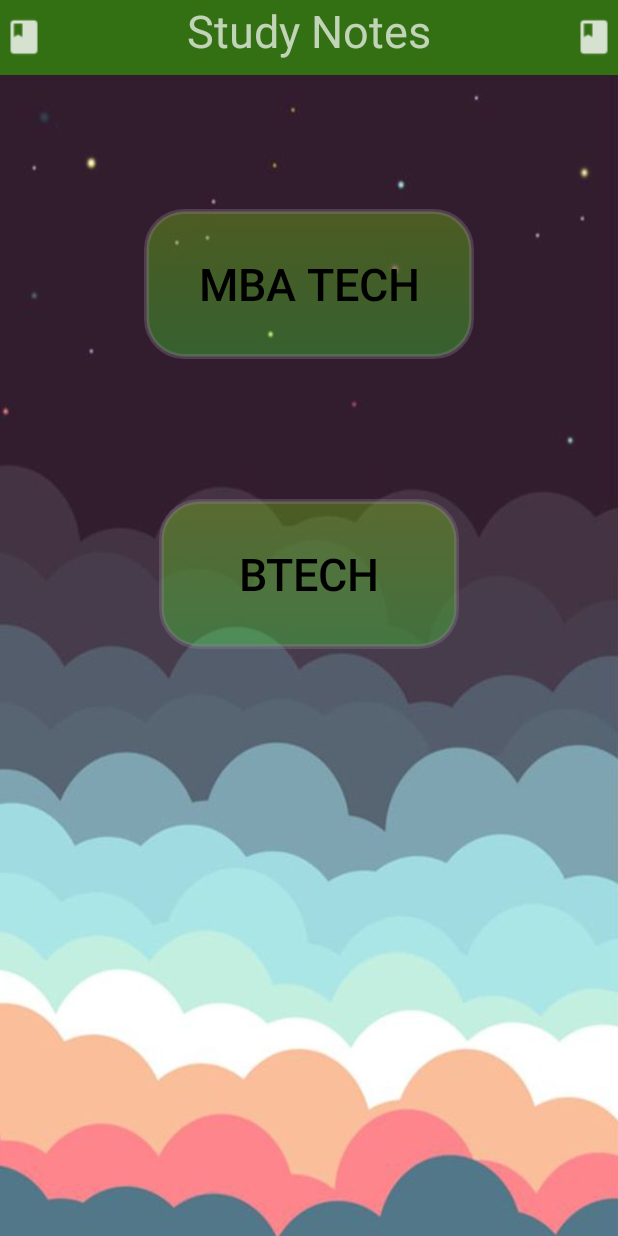
After one commit to iamAvnishSharma/Brightv2, an Android app: the Main2Activity screen opened directly, with no data from a screen before it, on a phone screen of 412 x 824 dp. The commit adds this screen. Run offline under Robolectric (Android 15) with nearby library versions, the phone set to English and light mode, and no system bars.

Commit message:
new notes

```diff
--- a/app/src/main/AndroidManifest.xml
+++ b/app/src/main/AndroidManifest.xml
@@ -25,7 +25,11 @@
         <activity android:name=".Admin" />
         <activity android:name=".Register" />
         <activity android:name=".Feeds" />
-        <activity android:name=".AddFeeds"></activity>
+        <activity android:name=".AddFeeds" />
+        <activity android:name=".Main2Activity" />
+        <activity android:name=".Main3Activity" />
+        <activity android:name=".Main4Activity" />
+        <activity android:name=".Main5Activity"></activity>
     </application>
 
 </manifest>
--- /dev/null
+++ b/app/src/main/java/in/bright/avnish/Main2Activity.java
@@ -0,0 +1,32 @@
+package in.bright.avnish;
+
+import android.content.Intent;
+import android.support.v7.app.AppCompatActivity;
+import android.os.Bundle;
+import android.view.View;
+
+public class Main2Activity extends AppCompatActivity {
+
+    @Override
+    protected void onCreate(Bundle savedInstanceState) {
+        super.onCreate(savedInstanceState);
+        setContentView(R.layout.activity_main2);
+
+
+        findViewById(R.id.mba).setOnClickListener(new View.OnClickListener() {
+            @Override
+            public void onClick(View view) {
+
+                startActivity(new Intent(getApplicationContext(), Main3Activity.class));
+            }
+        });
+
+        findViewById(R.id.btech).setOnClickListener(new View.OnClickListener() {
+            @Override
+            public void onClick(View view) {
+
+                startActivity(new Intent(getApplicationContext(), Main4Activity.class));
+            }
+        });
+    }
+}
--- /dev/null
+++ b/app/src/main/res/drawable/button3.xml
@@ -0,0 +1,46 @@
+<?xml version="1.0" encoding="utf-8"?>
+<selector xmlns:android="http://schemas.android.com/apk/res/android">
+    <item android:state_pressed="true">
+
+        <shape>
+
+            <stroke android:width="3dp" android:color="#5112330D" />
+
+
+
+            <padding android:bottom="2dp" android:left="2dp" android:right="2dp" android:top="2dp" />
+
+
+
+            <corners android:bottomLeftRadius="25dp"    android:bottomRightRadius="25dp" android:topLeftRadius="25dp" android:topRightRadius="25dp" />
+
+
+
+            <gradient android:angle="270" android:endColor="#33d964" android:startColor="#0b491e" />
+
+        </shape></item>
+
+    <!-- pressed -->
+
+    <item android:state_enabled="true"><shape>
+
+        <stroke android:width="3dp" android:color="#51957E9B" />
+
+
+
+        <padding android:bottom="2dp" android:left="2dp" android:right="2dp" android:top="2dp" />
+
+
+
+        <corners android:bottomLeftRadius="25dp" android:bottomRightRadius="25dp" android:topLeftRadius="25dp" android:topRightRadius="25dp" />
+
+
+
+        <gradient android:angle="270" android:endColor="#513ff231" android:startColor="#5187e10b" />
+
+        <!-- <solid android:color="#51ffffff" /> -->
+
+
+
+    </shape></item>
+</selector>
--- a/app/src/main/res/drawable/splash.xml
+++ b/app/src/main/res/drawable/splash.xml
@@ -1,7 +1,7 @@
 <?xml version="1.0" encoding="utf-8"?>
 <layer-list xmlns:android="http://schemas.android.com/apk/res/android">
 
-    <item android:drawable="@color/colorPrimary" />
+    <item android:drawable="@color/white" />
 
     <item>
         <bitmap android:src="@drawable/finallogo"
--- a/app/src/main/res/layout/activity_main.xml
+++ b/app/src/main/res/layout/activity_main.xml
@@ -18,7 +18,7 @@
         android:ems="10"
         android:hint="user id"
         android:inputType="textPersonName"
-        android:textColor="@color/blakishBlue"
+        android:textColor="@color/white"
         app:layout_constraintBottom_toTopOf="@+id/editTextPassword"
         app:layout_constraintEnd_toEndOf="parent"
         app:layout_constraintStart_toStartOf="parent"
@@ -34,7 +34,7 @@
         android:ems="10"
         android:hint="password"
         android:inputType="textPersonName"
-        android:textColor="@color/blakishBlue"
+        android:textColor="@color/white"
         app:layout_constraintBottom_toTopOf="@+id/buttonLogin"
         app:layout_constraintEnd_toEndOf="parent"
         app:layout_constraintStart_toStartOf="parent"
--- /dev/null
+++ b/app/src/main/res/layout/activity_main2.xml
@@ -0,0 +1,58 @@
+<?xml version="1.0" encoding="utf-8"?>
+<android.support.constraint.ConstraintLayout xmlns:android="http://schemas.android.com/apk/res/android"
+    xmlns:app="http://schemas.android.com/apk/res-auto"
+    xmlns:tools="http://schemas.android.com/tools"
+    android:layout_width="match_parent"
+    android:layout_height="match_parent"
+    android:background="@drawable/clouds"
+    tools:context="in.bright.avnish.Main2Activity"
+    tools:layout_editor_absoluteY="25dp">
+
+    <TextView
+        android:id="@+id/textView3"
+        android:layout_width="match_parent"
+        android:layout_height="50dp"
+        android:layout_alignParentTop="true"
+        android:layout_centerHorizontal="true"
+        android:background="@color/darkgreen1"
+        android:drawableLeft="@drawable/ic_action_name"
+        android:drawableRight="@drawable/ic_action_name"
+        android:text="Study Notes"
+        android:textAlignment="center"
+        android:textSize="30dp" />
+
+    <Button
+        android:id="@+id/mba"
+        android:layout_width="220dp"
+        android:layout_height="100dp"
+        android:layout_alignParentBottom="true"
+        android:layout_alignStart="@+id/textView3"
+        android:layout_marginEnd="70dp"
+        android:layout_marginStart="70dp"
+        android:layout_marginTop="89dp"
+        android:background="@drawable/button3"
+        android:text="MBA Tech"
+        android:textColor="@color/black"
+        android:textSize="30dp"
+        app:layout_constraintEnd_toEndOf="parent"
+        app:layout_constraintStart_toStartOf="parent"
+        app:layout_constraintTop_toBottomOf="@+id/textView3" />
+
+    <Button
+        android:id="@+id/btech"
+        android:layout_width="200dp"
+        android:layout_height="100dp"
+        android:layout_alignParentEnd="true"
+        android:layout_below="@+id/textView3"
+        android:layout_marginEnd="80dp"
+        android:layout_marginStart="80dp"
+        android:layout_marginTop="93dp"
+        android:background="@drawable/button3"
+        android:text="Btech"
+        android:textColor="@color/black"
+        android:textSize="30dp"
+        app:layout_constraintEnd_toEndOf="parent"
+        app:layout_constraintStart_toStartOf="parent"
+        app:layout_constraintTop_toBottomOf="@+id/mba" />
+
+</android.support.constraint.ConstraintLayout>
--- a/app/src/main/res/values/colors.xml
+++ b/app/src/main/res/values/colors.xml
@@ -12,6 +12,7 @@
     <color name="lightgreen">#9bf297</color>
     <color name="darkgreen1">#337013</color>
     <color name="darkgreen2">#36c931</color>
+    <color name="white">#fff</color>
     <color name="yellowishgreen">#b6ed73</color>
     <color name="lightBlue">#A3E4D7</color>
     <color name="lightYellow">#F7DC6F</color>
```
Also changed, not shown: app/src/main/java/in/bright/avnish/Main3Activity.java (added, +13 -0 lines), app/src/main/java/in/bright/avnish/Main4Activity.java (added, +13 -0 lines), app/src/main/java/in/bright/avnish/Main5Activity.java (added, +13 -0 lines), app/src/main/res/drawable/button4.xml (added, +39 -0 lines), app/src/main/res/layout/activity_main3.xml (added, +91 -0 lines), app/src/main/res/layout/activity_main4.xml (added, +74 -0 lines), app/src/main/res/layout/activity_main5.xml (added, +128 -0 lines).
